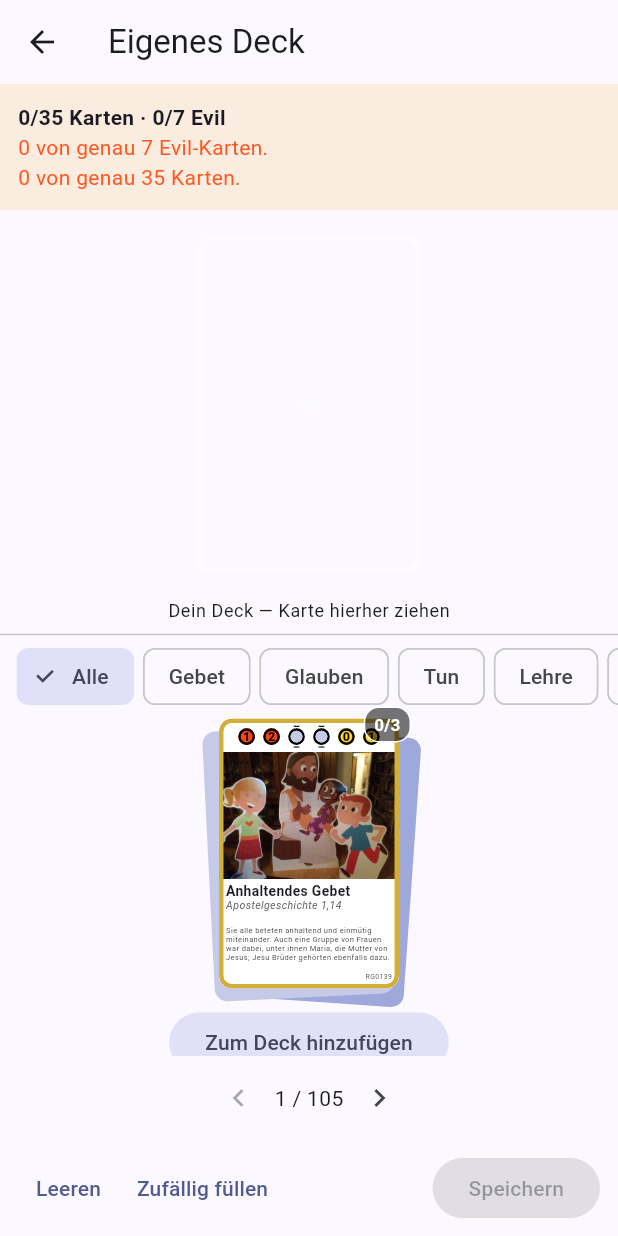
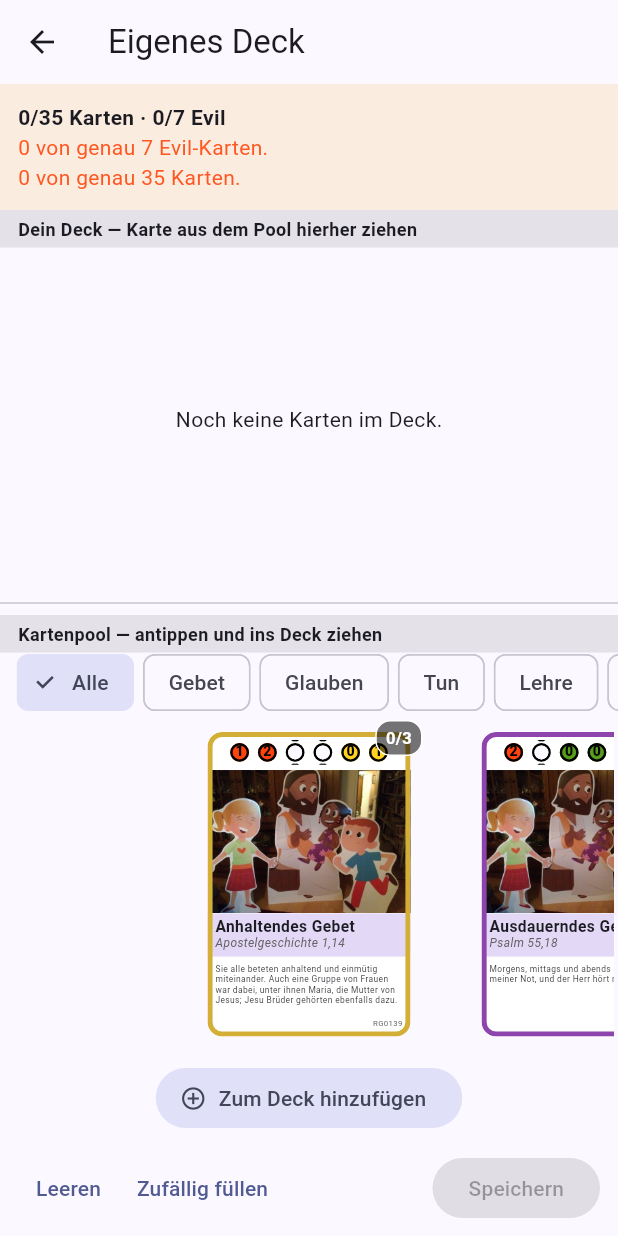
Before and after one commit to Paradoxianer/BibelTradingCardGame, a Flutter app: the screen it shows after launch, after a tap on "Überspringen", after a tap on "Eigenes Deck bearbeiten", on a phone screen of 412 x 824 dp. Run offline on Flutter 3.47's test engine with Material 3 defaults, Android fonts, the phone set to English and light mode, and no system bars; our stand-ins replace flutter_bloc, hydrated_bloc.

Commit message:
Deckbau: CoverFlow-Karussells, Kategorie-Farben, waagerecht blätterbar
Aufbauend auf dem vorigen Umbau — jetzt zusätzlich:

- CoverFlow-Optik (PageView mit viewportFraction < 1, Nachbarn per
  AnimatedBuilder skaliert/abgeblendet, wie Apples klassisches Coverflow)
  statt einer einfachen Stapel-Optik-Attrappe. Kartenbreite und
  viewportFraction werden aus der verfügbaren Fläche berechnet, sonst
  verschwinden die Nachbarn auf breiten Bildschirmen hinter dem Rand.
- Karten sind per LongPressDraggable in beide Richtungen ziehbar: aus dem
  Pool ins Deck (hinzufügen) und aus dem Deck in den Pool zurück
  (entfernen) — vorbereitet für ein künftiges Besitz-Modell, in dem der
  Pool tatsächlich nur die Karten zeigt, die man (noch) hat.
  LongPressDraggable statt Draggable, weil ein normaler Draggable (auch
  mit `axis`) die PageView-Wischgeste nie gewinnen ließ: Flutters
  VerticalMultiDragGestureRecognizer löst sich bei falscher Richtung nie
  aktiv auf und "gewinnt" dadurch trotzdem; der
  DelayedMultiDragGestureRecognizer hinter LongPressDraggable lehnt sich
  dagegen aktiv ab, sobald sich der Finger vor Ablauf der Wartezeit
  bewegt, und gibt die Geste sauber an die Wischgeste weiter (per
  Diagnose-Test an der echten PageView-Scroll-Position nachgewiesen,
  siehe Testdatei).
- kategorieFarbe() färbt die Namensleiste jeder Karte nach Kategorie ein
  (überall, nicht nur im Deckbau — eine einzige Kartendarstellung). Neue
  Kategorie "Gaben" (Wirken des Heiligen Geistes) noch nicht ergänzt, das
  ist eine Regelwerk-Entscheidung, kein Deckbau-Detail.

Reproduziert und verifiziert per Widget-Test statt Browser-Automation:
die eingesetzten Browser-Tools simulieren Drag/Fling ohne realistische
Halte-/Geschwindigkeitswerte, weshalb weder LongPressDraggable noch
PageView-Fling dort verlässlich auslösbar waren. dart test (engine,
unverändert) und flutter test (app, +6 gegenüber vorherigem Commit) grün,
flutter analyze clean.

Claude-Session: https://claude.ai/code/session_01MWcGLACcvbUuCYvGTkfgKL

```diff
--- a/app/lib/ui/screens/deckbau_screen.dart
+++ b/app/lib/ui/screens/deckbau_screen.dart
@@ -9,12 +9,13 @@ import '../widgets/karten_widget.dart';
 /// steht der volle Bestand zur Verfügung), Live-Prüfung gegen REGELWERK §2
 /// über [pruefeDeck], Speichern über [DeckRepository].
 ///
-/// Bewusst kein Scroll-Streifen über alle ~106 Karten — das fühlt sich nicht
-/// wie ein Kartenstapel an, den man durchblättert, sondern wie eine Tabelle.
-/// Stattdessen: das Deck als **echter physischer Stapel** ([StapelWidget],
-/// dieselbe Darstellung wie im Spiel, in [KartenAnsicht.voll]), und der Pool
-/// als Ein-Karte-nach-der-anderen-Browser zum Durchblättern — beide per
-/// Drag&Drop verbunden, genau wie Handkarte-auf-Feld im eigentlichen Spiel.
+/// Zwei CoverFlow-Karussells ([_KartenCoverflow], Hauptkarte in der Mitte,
+/// Nachbarn kleiner und blasser daneben — wie beim klassischen
+/// Apple-Coverflow) statt einer Textliste oder eines Scroll-Streifens: oben
+/// das gebaute Deck, unten der Kartenpool, dazwischen frei in beide
+/// Richtungen ziehbar. Zieht man eine Deck-Karte in den Pool, verschwindet
+/// sie aus dem Deck — vorbereitet für ein künftiges Besitz-Modell, in dem
+/// der Pool tatsächlich nur noch die Karten zeigt, die man (noch) hat.
 class DeckbauScreen extends StatefulWidget {
   final Kartenset kartenset;
 
@@ -24,9 +25,22 @@ class DeckbauScreen extends StatefulWidget {
   State<DeckbauScreen> createState() => _DeckbauScreenState();
 }
 
+/// Eine gezogene Karte plus Herkunft — damit ein Drop-Ziel unterscheiden
+/// kann, ob eine Pool-Karte ins Deck soll (hinzufügen) oder eine
+/// Deck-Karte in den Pool zurück (entfernen), auch wenn beide Karussells
+/// gleichzeitig Drag-Quelle und Drop-Ziel sind.
+class _Zug {
+  final Karte karte;
+  final bool ausDeck;
+  const _Zug(this.karte, {required this.ausDeck});
+}
+
 class _DeckbauScreenState extends State<DeckbauScreen> {
   late List<Karte> _deck;
   late final List<Karte> _auswaehlbar;
+  Kategorie? _filter;
+  int _deckSeite = 0;
+  int _poolSeite = 0;
 
   @override
   void initState() {
@@ -39,6 +53,9 @@ class _DeckbauScreenState extends State<DeckbauScreen> {
       });
   }
 
+  List<Karte> get _gefiltert =>
+      _filter == null ? _auswaehlbar : _auswaehlbar.where((k) => k.kategorie == _filter).toList();
+
   int _anzahlImDeck(Karte karte) => _deck.where((k) => k.id == karte.id).length;
 
   bool _kannHinzufuegen(Karte karte) => _anzahlImDeck(karte) < karte.anzahlImDeckMax;
@@ -47,6 +64,18 @@ class _DeckbauScreenState extends State<DeckbauScreen> {
     if (!_kannHinzufuegen(karte)) return;
     setState(() => _deck.add(karte));
   }
+
+  void _entfernenNachIndex(int index) => setState(() => _deck.removeAt(index));
+
+  void _entfernenErsteVorkommen(Karte karte) => setState(() {
+    final index = _deck.indexWhere((k) => k.id == karte.id);
+    if (index != -1) _deck.removeAt(index);
+  });
+
+  void _filterSetzen(Kategorie? kategorie) => setState(() {
+    _filter = kategorie;
+    _poolSeite = 0;
+  });
 
   void _zufaelligFuellen() {
     final aufbau = baueZufaelligesDeck(
@@ -66,106 +95,138 @@ class _DeckbauScreenState extends State<DeckbauScreen> {
     ScaffoldMessenger.of(context).showSnackBar(const SnackBar(content: Text('Deck gespeichert.')));
   }
 
-  void _deckDurchblaettern() {
-    showDialog<void>(
-      context: context,
-      builder: (context) => StatefulBuilder(
-        builder: (context, setDialogState) => Dialog(
-          child: Padding(
-            padding: const EdgeInsets.all(12),
-            child: Column(
-              mainAxisSize: MainAxisSize.min,
-              children: [
-                Text('Dein Deck (${_deck.length})', style: Theme.of(context).textTheme.titleMedium),
-                const SizedBox(height: 8),
-                SizedBox(
-                  height: KartenWidget.hoeheFuer(180, KartenAnsicht.voll) + 24,
-                  child: _deck.isEmpty
-                      ? const Center(child: Text('Noch keine Karten im Deck.'))
-                      : ListView.builder(
-                          scrollDirection: Axis.horizontal,
-                          itemCount: _deck.length,
-                          itemBuilder: (context, index) {
-                            final karte = _deck[index];
-                            return Padding(
-                              padding: const EdgeInsets.symmetric(horizontal: 4),
+  Widget _deckKarteBauen(Karte karte, double breite) {
+    final inhalt = KartenWidget.handkarte(karte, breite: breite, ansicht: KartenAnsicht.voll);
+    // LongPressDraggable statt Draggable: dessen Erkennung lehnt sich aktiv
+    // ab, sobald sich der Finger vor Ablauf der Wartezeit bewegt (Flutter-
+    // intern DelayedMultiDragGestureRecognizer.checkForResolutionAfterMove),
+    // und gibt die Geste damit sauber an die PageView-Wischgeste weiter. Ein
+    // normaler Draggable (auch mit `axis`) löst sich dagegen nie aktiv, "gewinnt"
+    // dadurch trotzdem gegen das Karussell und blockiert jedes Blättern.
+    return LongPressDraggable<_Zug>(
+      data: _Zug(karte, ausDeck: true),
+      feedback: Material(color: Colors.transparent, child: inhalt),
+      childWhenDragging: Opacity(opacity: 0.3, child: inhalt),
+      child: inhalt,
+    );
+  }
+
+  Widget _poolKarteBauen(Karte karte, double breite) {
+    final anzahl = _anzahlImDeck(karte);
+    final kann = _kannHinzufuegen(karte);
+    final inhalt = KartenWidget.handkarte(karte, breite: breite, ansicht: KartenAnsicht.voll);
+    final mitZaehler = Opacity(
+      opacity: kann ? 1.0 : 0.45,
       child: Stack(
         clipBehavior: Clip.none,
         children: [
-                                  KartenWidget.handkarte(karte, breite: 180, ansicht: KartenAnsicht.voll),
-                                  Positioned(
-                                    top: -8,
-                                    right: -8,
-                                    child: _EntfernenKnopf(
-                                      onTap: () {
-                                        setState(() => _deck.removeAt(index));
-                                        setDialogState(() {});
-                                      },
-                                    ),
-                                  ),
+          inhalt,
+          Positioned(top: -8, right: -8, child: _Zaehler(anzahl: anzahl, max: karte.anzahlImDeckMax)),
         ],
       ),
     );
-                          },
-                        ),
-                ),
-                const SizedBox(height: 8),
-                TextButton(onPressed: () => Navigator.of(context).pop(), child: const Text('Schließen')),
-              ],
-            ),
-          ),
-        ),
-      ),
+    if (!kann) return mitZaehler;
+    return LongPressDraggable<_Zug>(
+      data: _Zug(karte, ausDeck: false),
+      feedback: Material(color: Colors.transparent, child: inhalt),
+      childWhenDragging: Opacity(opacity: 0.3, child: mitZaehler),
+      child: mitZaehler,
     );
+  }
+
+  /// Kartenbreite und PageView-[viewportFraction] so, dass links und rechts
+  /// der mittleren Karte echte Nachbarn hereinragen (Coverflow-Gefühl) —
+  /// beides aus der verfügbaren Fläche errechnet statt fest verdrahtet,
+  /// sonst verschwinden die Nachbarn auf breiten Bildschirmen komplett
+  /// hinter dem Bildschirmrand.
+  ({double breite, double viewportFraction}) _coverflowMasse(BoxConstraints grenzen) {
+    final breite = ((grenzen.maxHeight - 20) / 1.5).clamp(110.0, 200.0);
+    final viewportFraction = ((breite * 1.35) / grenzen.maxWidth).clamp(0.22, 0.6);
+    return (breite: breite, viewportFraction: viewportFraction);
   }
 
   @override
   Widget build(BuildContext context) {
     final fehler = pruefeDeck(_deck);
     final evilAnzahl = _deck.where((k) => k.kategorie == Kategorie.evil).length;
-    // Zuletzt hinzugefügte Karte obenauf, wie beim Bauen im echten Spiel
-    // (REGELWERK D3: neue Karte kommt immer obenauf).
-    final deckFeld = Spielfeld([for (final k in _deck.reversed) Kartenlage(k)]);
+    final gefiltert = _gefiltert;
+    final deckSeite = _deck.isEmpty ? 0 : _deckSeite.clamp(0, _deck.length - 1);
+    final poolSeite = gefiltert.isEmpty ? 0 : _poolSeite.clamp(0, gefiltert.length - 1);
 
     return Scaffold(
       appBar: AppBar(title: const Text('Eigenes Deck')),
       body: Column(
         children: [
           _StatusLeiste(gesamt: _deck.length, evil: evilAnzahl, fehler: fehler),
-          Padding(
-            padding: const EdgeInsets.symmetric(vertical: 10),
-            child: GestureDetector(
-              onTap: _deck.isEmpty ? null : _deckDurchblaettern,
-              child: DragTarget<Karte>(
-                onWillAcceptWithDetails: (d) => _kannHinzufuegen(d.data),
-                onAcceptWithDetails: (d) => _hinzufuegen(d.data),
-                builder: (context, kandidaten, _) => Container(
-                  padding: const EdgeInsets.all(4),
-                  decoration: BoxDecoration(
-                    border: Border.all(
-                      color: kandidaten.isNotEmpty ? Colors.amber : Colors.transparent,
-                      width: 3,
-                    ),
-                    borderRadius: BorderRadius.circular(12),
-                  ),
-                  child: StapelWidget(feld: deckFeld, breite: 150, ansicht: KartenAnsicht.voll),
+          const _Ueberschrift('Dein Deck — Karte aus dem Pool hierher ziehen'),
+          Expanded(
+            child: DragTarget<_Zug>(
+              key: const ValueKey('deck-dragtarget'),
+              onWillAcceptWithDetails: (d) => !d.data.ausDeck && _kannHinzufuegen(d.data.karte),
+              onAcceptWithDetails: (d) => _hinzufuegen(d.data.karte),
+              builder: (context, kandidaten, _) => _Rahmen(
+                hervorgehoben: kandidaten.isNotEmpty,
+                child: _deck.isEmpty
+                    ? const Center(child: Text('Noch keine Karten im Deck.'))
+                    : LayoutBuilder(
+                        builder: (context, grenzen) {
+                          final masse = _coverflowMasse(grenzen);
+                          return _KartenCoverflow(
+                            karten: _deck,
+                            viewportFraction: masse.viewportFraction,
+                            kartenBauen: (karte) => _deckKarteBauen(karte, masse.breite),
+                            onSeiteGeaendert: (i) => setState(() => _deckSeite = i),
+                          );
+                        },
                       ),
               ),
             ),
           ),
-          Text(
-            _deck.isEmpty
-                ? 'Dein Deck — Karte hierher ziehen'
-                : 'Dein Deck — antippen zum Durchblättern, Karte hierher ziehen',
-            style: Theme.of(context).textTheme.bodySmall,
+          if (_deck.isNotEmpty)
+            Padding(
+              padding: const EdgeInsets.symmetric(vertical: 4),
+              child: OutlinedButton.icon(
+                onPressed: () => _entfernenNachIndex(deckSeite),
+                icon: const Icon(Icons.remove_circle_outline),
+                label: const Text('Aus dem Deck entfernen'),
+              ),
             ),
           const Divider(height: 16),
+          const _Ueberschrift('Kartenpool — antippen und ins Deck ziehen'),
+          _KategorieFilter(aktuell: _filter, onGewaehlt: _filterSetzen),
           Expanded(
-            child: _PoolBrowser(
-              karten: _auswaehlbar,
-              anzahlImDeck: _anzahlImDeck,
-              kannHinzufuegen: _kannHinzufuegen,
-              onHinzufuegen: _hinzufuegen,
+            child: DragTarget<_Zug>(
+              key: const ValueKey('pool-dragtarget'),
+              onWillAcceptWithDetails: (d) => d.data.ausDeck,
+              onAcceptWithDetails: (d) => _entfernenErsteVorkommen(d.data.karte),
+              builder: (context, kandidaten, _) => _Rahmen(
+                hervorgehoben: kandidaten.isNotEmpty,
+                child: gefiltert.isEmpty
+                    ? const Center(child: Text('Keine Karten in dieser Kategorie.'))
+                    : LayoutBuilder(
+                        builder: (context, grenzen) {
+                          final masse = _coverflowMasse(grenzen);
+                          return _KartenCoverflow(
+                            key: ValueKey(_filter),
+                            karten: gefiltert,
+                            viewportFraction: masse.viewportFraction,
+                            kartenBauen: (karte) => _poolKarteBauen(karte, masse.breite),
+                            onSeiteGeaendert: (i) => setState(() => _poolSeite = i),
+                          );
+                        },
+                      ),
+              ),
+            ),
+          ),
+          if (gefiltert.isNotEmpty)
+            Padding(
+              padding: const EdgeInsets.symmetric(vertical: 4),
+              child: FilledButton.tonalIcon(
+                onPressed: _kannHinzufuegen(gefiltert[poolSeite])
+                    ? () => _hinzufuegen(gefiltert[poolSeite])
+                    : null,
+                icon: const Icon(Icons.add_circle_outline),
+                label: const Text('Zum Deck hinzufügen'),
               ),
             ),
         ],
@@ -190,18 +251,33 @@ class _DeckbauScreenState extends State<DeckbauScreen> {
   }
 }
 
-class _EntfernenKnopf extends StatelessWidget {
-  final VoidCallback onTap;
-  const _EntfernenKnopf({required this.onTap});
+class _Rahmen extends StatelessWidget {
+  final bool hervorgehoben;
+  final Widget child;
+  const _Rahmen({required this.hervorgehoben, required this.child});
 
   @override
-  Widget build(BuildContext context) => GestureDetector(
-    onTap: onTap,
-    child: const CircleAvatar(
-      radius: 14,
-      backgroundColor: Colors.black87,
-      child: Icon(Icons.close, size: 16, color: Colors.white),
+  Widget build(BuildContext context) => Container(
+    decoration: BoxDecoration(
+      border: Border.all(
+        color: hervorgehoben ? Colors.amber : Colors.transparent,
+        width: 3,
       ),
+    ),
+    child: child,
+  );
+}
+
+class _Ueberschrift extends StatelessWidget {
+  final String text;
+  const _Ueberschrift(this.text);
+
+  @override
+  Widget build(BuildContext context) => Container(
+    width: double.infinity,
+    color: Theme.of(context).colorScheme.surfaceContainerHighest,
+    padding: const EdgeInsets.symmetric(horizontal: 12, vertical: 4),
+    child: Text(text, style: const TextStyle(fontWeight: FontWeight.bold, fontSize: 12)),
   );
 }
 
@@ -235,125 +311,6 @@ class _StatusLeiste extends StatelessWidget {
   );
 }
 
-/// Ein Kartenpool zum Durchblättern statt Durchscrollen: eine Kategorie
-/// filtern, dann eine Karte nach der anderen ansehen ([PageView], mit
-/// wischbarer Stapel-Optik) und per Drag auf den Deck-Stapel ziehen.
-class _PoolBrowser extends StatefulWidget {
-  final List<Karte> karten;
-  final int Function(Karte) anzahlImDeck;
-  final bool Function(Karte) kannHinzufuegen;
-  final void Function(Karte) onHinzufuegen;
-
-  const _PoolBrowser({
-    required this.karten,
-    required this.anzahlImDeck,
-    required this.kannHinzufuegen,
-    required this.onHinzufuegen,
-  });
-
-  @override
-  State<_PoolBrowser> createState() => _PoolBrowserState();
-}
-
-class _PoolBrowserState extends State<_PoolBrowser> {
-  Kategorie? _filter;
-  late PageController _controller;
-  int _seite = 0;
-
-  List<Karte> get _gefiltert =>
-      _filter == null ? widget.karten : widget.karten.where((k) => k.kategorie == _filter).toList();
-
-  @override
-  void initState() {
-    super.initState();
-    _controller = PageController();
-  }
-
-  @override
-  void dispose() {
-    _controller.dispose();
-    super.dispose();
-  }
-
-  void _filterSetzen(Kategorie? kategorie) {
-    setState(() {
-      _filter = kategorie;
-      _seite = 0;
-    });
-    _controller = PageController();
-  }
-
-  @override
-  Widget build(BuildContext context) {
-    final karten = _gefiltert;
-    return Column(
-      children: [
-        _KategorieFilter(aktuell: _filter, onGewaehlt: _filterSetzen),
-        Expanded(
-          child: karten.isEmpty
-              ? const Center(child: Text('Keine Karten in dieser Kategorie.'))
-              : LayoutBuilder(
-                  builder: (context, grenzen) {
-                    // Feste Zuschläge abziehen, bevor aus der Höhe eine
-                    // Kartenbreite (Verhältnis 1:1.5, KartenAnsicht.voll)
-                    // errechnet wird: Stapel-Optik-Rand (16) + Abstand zum
-                    // Knopf (4) + Knopfhöhe (~48).
-                    final breite = ((grenzen.maxHeight - 68) / 1.5).clamp(120.0, 240.0);
-                    return PageView.builder(
-                      key: ValueKey(_filter),
-                      controller: _controller,
-                      itemCount: karten.length,
-                      onPageChanged: (i) => setState(() => _seite = i),
-                      itemBuilder: (context, index) {
-                        final karte = karten[index];
-                        return Center(
-                          child: SingleChildScrollView(
-                            child: _GrosseKarteMitStapelOptik(
-                              karte: karte,
-                              breite: breite,
-                              anzahl: widget.anzahlImDeck(karte),
-                              kannHinzufuegen: widget.kannHinzufuegen(karte),
-                              onHinzufuegen: () => widget.onHinzufuegen(karte),
-                            ),
-                          ),
-                        );
-                      },
-                    );
-                  },
-                ),
-        ),
-        Padding(
-          padding: const EdgeInsets.symmetric(vertical: 4),
-          child: Row(
-            mainAxisAlignment: MainAxisAlignment.center,
-            children: [
-              IconButton(
-                icon: const Icon(Icons.chevron_left),
-                onPressed: _seite > 0
-                    ? () => _controller.previousPage(
-                        duration: const Duration(milliseconds: 200),
-                        curve: Curves.easeOut,
-                      )
-                    : null,
-              ),
-              Text(karten.isEmpty ? '0 / 0' : '${_seite + 1} / ${karten.length}'),
-              IconButton(
-                icon: const Icon(Icons.chevron_right),
-                onPressed: _seite < karten.length - 1
-                    ? () => _controller.nextPage(
-                        duration: const Duration(milliseconds: 200),
-                        curve: Curves.easeOut,
-                      )
-                    : null,
-              ),
-            ],
-          ),
-        ),
-      ],
-    );
-  }
-}
-
 class _KategorieFilter extends StatelessWidget {
   final Kategorie? aktuell;
   final void Function(Kategorie?) onGewaehlt;
@@ -384,98 +341,58 @@ class _KategorieFilter extends StatelessWidget {
   );
 }
 
-/// Die aktuell durchblätterte Karte in [KartenAnsicht.voll], mit zwei
-/// versetzten, angedeuteten Karten dahinter — die Stapel-Optik, die eine
-/// simple Scroll-Liste nicht vermitteln kann. Ziehbar auf den Deck-Stapel;
-/// der Knopf darunter ist die alternative Bedienung ohne Drag.
-class _GrosseKarteMitStapelOptik extends StatelessWidget {
-  final Karte karte;
-  final double breite;
-  final int anzahl;
-  final bool kannHinzufuegen;
-  final VoidCallback onHinzufuegen;
+/// CoverFlow-Karussell: die mittlere Karte in voller Größe, Nachbarn kleiner
+/// und blasser — wischbar wie bei Apples klassischem Coverflow, statt einer
+/// starren Liste. [kartenBauen] liefert den (ggf. ziehbaren) Karteninhalt.
+class _KartenCoverflow extends StatefulWidget {
+  final List<Karte> karten;
+  final Widget Function(Karte) kartenBauen;
+  final double viewportFraction;
+  final ValueChanged<int>? onSeiteGeaendert;
 
-  const _GrosseKarteMitStapelOptik({
-    required this.karte,
-    required this.breite,
-    required this.anzahl,
-    required this.kannHinzufuegen,
-    required this.onHinzufuegen,
+  const _KartenCoverflow({
+    super.key,
+    required this.karten,
+    required this.kartenBauen,
+    required this.viewportFraction,
+    this.onSeiteGeaendert,
   });
 
   @override
-  Widget build(BuildContext context) {
-    final hoehe = KartenWidget.hoeheFuer(breite, KartenAnsicht.voll);
-    final karteWidget = KartenWidget.handkarte(karte, breite: breite, ansicht: KartenAnsicht.voll);
+  State<_KartenCoverflow> createState() => _KartenCoverflowState();
+}
 
-    final vorschau = Opacity(
-      opacity: kannHinzufuegen ? 1.0 : 0.45,
-      child: Stack(
-        clipBehavior: Clip.none,
-        alignment: Alignment.topCenter,
-        children: [
-          karteWidget,
-          Positioned(top: -8, right: -8, child: _Zaehler(anzahl: anzahl, max: karte.anzahlImDeckMax)),
-        ],
+class _KartenCoverflowState extends State<_KartenCoverflow> {
+  late final PageController _controller = PageController(viewportFraction: widget.viewportFraction);
+
+  @override
+  void dispose() {
+    _controller.dispose();
+    super.dispose();
+  }
+
+  @override
+  Widget build(BuildContext context) => PageView.builder(
+    controller: _controller,
+    itemCount: widget.karten.length,
+    onPageChanged: widget.onSeiteGeaendert,
+    itemBuilder: (context, index) => AnimatedBuilder(
+      animation: _controller,
+      builder: (context, kind) {
+        final aktuelleSeite =
+            _controller.hasClients && _controller.position.haveDimensions
+            ? (_controller.page ?? index.toDouble())
+            : index.toDouble();
+        final abstand = (aktuelleSeite - index).abs().clamp(0.0, 1.0);
+        return Center(
+          child: Opacity(
+            opacity: 1 - abstand * 0.55,
+            child: Transform.scale(scale: 1 - abstand * 0.35, child: kind),
           ),
         );
-
-    return Column(
-      mainAxisSize: MainAxisSize.min,
-      children: [
-        SizedBox(
-          width: breite + 24,
-          height: hoehe + 16,
-          child: Stack(
-            alignment: Alignment.center,
-            children: [
-              Transform.translate(
-                offset: const Offset(9, 9),
-                child: Transform.rotate(
-                  angle: 0.07,
-                  child: _StapelSchatten(breite: breite, hoehe: hoehe, farbe: Colors.indigo.shade200),
+      },
+      child: widget.kartenBauen(widget.karten[index]),
     ),
-              ),
-              Transform.translate(
-                offset: const Offset(-7, 6),
-                child: Transform.rotate(
-                  angle: -0.05,
-                  child: _StapelSchatten(breite: breite, hoehe: hoehe, farbe: Colors.indigo.shade100),
-                ),
-              ),
-              kannHinzufuegen
-                  ? Draggable<Karte>(
-                      data: karte,
-                      feedback: Material(color: Colors.transparent, child: karteWidget),
-                      childWhenDragging: Opacity(opacity: 0.3, child: vorschau),
-                      child: vorschau,
-                    )
-                  : vorschau,
-            ],
-          ),
-        ),
-        const SizedBox(height: 4),
-        FilledButton.tonal(
-          onPressed: kannHinzufuegen ? onHinzufuegen : null,
-          child: const Text('Zum Deck hinzufügen'),
-        ),
-      ],
-    );
-  }
-}
-
-class _StapelSchatten extends StatelessWidget {
-  final double breite;
-  final double hoehe;
-  final Color farbe;
-
-  const _StapelSchatten({required this.breite, required this.hoehe, required this.farbe});
-
-  @override
-  Widget build(BuildContext context) => Container(
-    width: breite,
-    height: hoehe,
-    decoration: BoxDecoration(color: farbe, borderRadius: BorderRadius.circular(breite / 14)),
   );
 }
 
--- a/app/lib/ui/widgets/karten_widget.dart
+++ b/app/lib/ui/widgets/karten_widget.dart
@@ -25,6 +25,22 @@ Color seltenheitsFarbe(String seltenheit) => switch (seltenheit) {
   'episch' => const Color(0xFF8E44AD), // Violett
   'selten' => const Color(0xFF2E86C1), // Blau
   _ => const Color(0xFF7F8C8D), // Grau, häufig
+};
+
+/// Hintergrundfarbe der Namensleiste nach Kategorie — in [KartenAnsicht.kompakt]
+/// die einzige Kategorie-Kennzeichnung auf der Karte, in [KartenAnsicht.voll]
+/// dieselbe Färbung an derselben Stelle. Bewusst als eigene Funktion (nicht
+/// im Enum): eine neue Kategorie (z.B. „Gaben" — Wirken des Heiligen Geistes,
+/// noch nicht in [Kategorie] aufgenommen, das ist eine Regelwerk-Entscheidung)
+/// braucht dann nur eine weitere Zeile hier.
+Color kategorieFarbe(Kategorie kategorie) => switch (kategorie) {
+  Kategorie.gebet => const Color(0xFFE1D5F5), // Violett
+  Kategorie.glauben => const Color(0xFFFCE9B8), // Gold
+  Kategorie.tun => const Color(0xFFD3F0D6), // Grün
+  Kategorie.lehre => const Color(0xFFCFE3F7), // Blau
+  Kategorie.gottesdienst => const Color(0xFFFBDCC0), // Orange
+  Kategorie.evil => const Color(0xFFF3CFCF), // Rot, gedämpft
+  Kategorie.start => Colors.white,
 };
 
 const String _artworkKlein = 'assets/artwork/Placeholder_klein.jpg';
@@ -347,7 +363,7 @@ class _Namensleiste extends StatelessWidget {
         horizontal: breite / 26,
         vertical: breite / 40,
       ),
-      color: Colors.white.withValues(alpha: 0.92),
+      color: kategorieFarbe(karte.kategorie).withValues(alpha: 0.92),
       child: Column(
         crossAxisAlignment: CrossAxisAlignment.start,
         mainAxisSize: MainAxisSize.min,
```
Also changed, not shown: 1 other file. Lines whose indentation alone changed are shown as unchanged.
